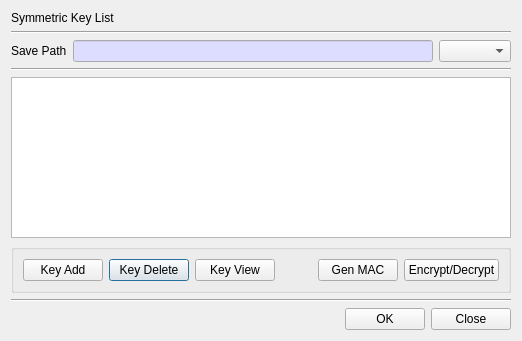
This is BerEditor/key_list_dlg.ui in jykim74/BerEditor as Qt 5 draws it before an edit. The edited form follows.
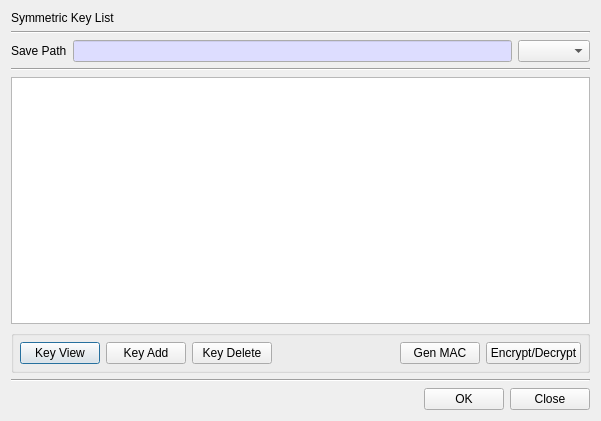
This is the edited form.

```diff
--- a/BerEditor/key_list_dlg.ui
+++ b/BerEditor/key_list_dlg.ui
@@ -6,8 +6,8 @@
    <rect>
     <x>0</x>
     <y>0</y>
-    <width>518</width>
-    <height>341</height>
+    <width>601</width>
+    <height>421</height>
    </rect>
   </property>
   <property name="windowTitle">
@@ -111,16 +111,45 @@
       <string/>
      </property>
      <layout class="QVBoxLayout" name="verticalLayout_2">
+      <property name="spacing">
+       <number>6</number>
+      </property>
+      <property name="leftMargin">
+       <number>6</number>
+      </property>
+      <property name="topMargin">
+       <number>6</number>
+      </property>
+      <property name="rightMargin">
+       <number>6</number>
+      </property>
+      <property name="bottomMargin">
+       <number>6</number>
+      </property>
       <item>
        <layout class="QGridLayout" name="gridLayout_3">
-        <item row="0" column="1">
-         <widget class="QPushButton" name="mKeyDelBtn">
+        <item row="0" column="2">
+         <widget class="QPushButton" name="mKeyViewBtn">
           <property name="text">
-           <string>Key Delete</string>
+           <string>Key View</string>
           </property>
          </widget>
         </item>
-        <item row="0" column="3">
+        <item row="0" column="6">
+         <widget class="QPushButton" name="mGenMACBtn">
+          <property name="text">
+           <string>Gen MAC</string>
+          </property>
+         </widget>
+        </item>
+        <item row="0" column="7">
+         <widget class="QPushButton" name="mEncDecBtn">
+          <property name="text">
+           <string>Encrypt/Decrypt</string>
+          </property>
+         </widget>
+        </item>
+        <item row="0" column="5">
          <spacer name="horizontalSpacer_2">
           <property name="orientation">
            <enum>Qt::Horizontal</enum>
@@ -133,34 +162,20 @@
           </property>
          </spacer>
         </item>
-        <item row="0" column="0">
+        <item row="0" column="4">
+         <widget class="QPushButton" name="mKeyDelBtn">
+          <property name="text">
+           <string>Key Delete</string>
+          </property>
+         </widget>
+        </item>
+        <item row="0" column="3">
          <widget class="QPushButton" name="mKeyAddBtn">
           <property name="text">
            <string>Key Add</string>
           </property>
          </widget>
         </item>
-        <item row="0" column="4">
-         <widget class="QPushButton" name="mGenMACBtn">
-          <property name="text">
-           <string>Gen MAC</string>
-          </property>
-         </widget>
-        </item>
-        <item row="0" column="2">
-         <widget class="QPushButton" name="mKeyViewBtn">
-          <property name="text">
-           <string>Key View</string>
-          </property>
-         </widget>
-        </item>
-        <item row="0" column="5">
-         <widget class="QPushButton" name="mEncDecBtn">
-          <property name="text">
-           <string>Encrypt/Decrypt</string>
-          </property>
-         </widget>
-        </item>
        </layout>
       </item>
      </layout>
```
Left out of the diff: 2 changed lines with no effect on the pictures.
